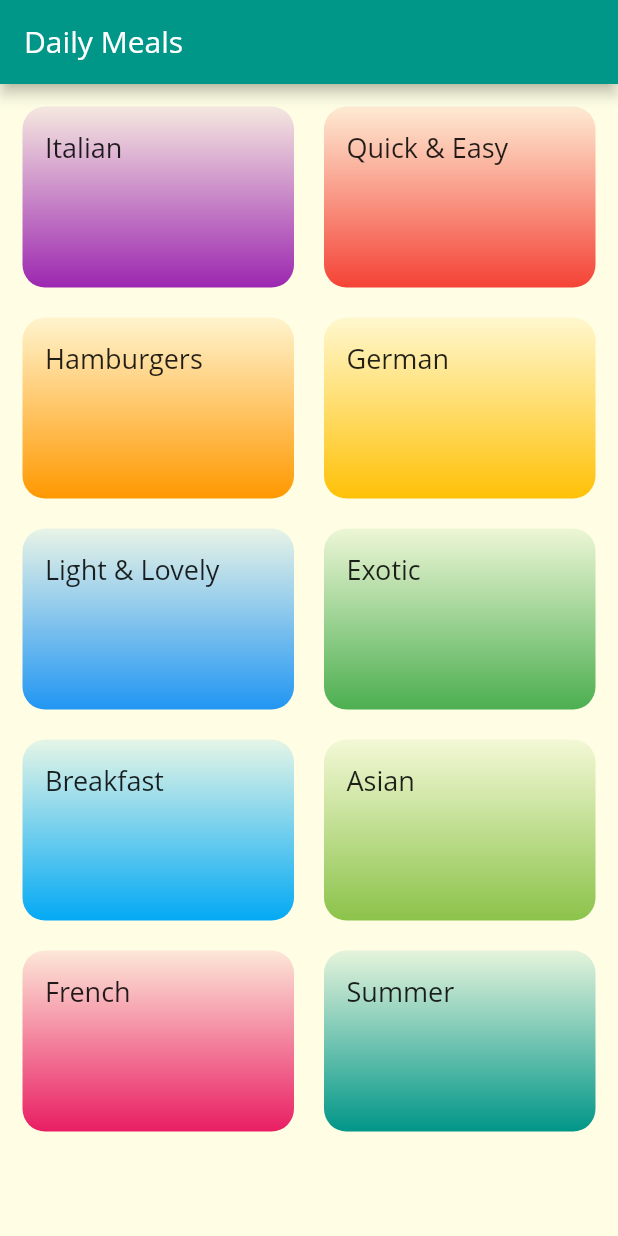
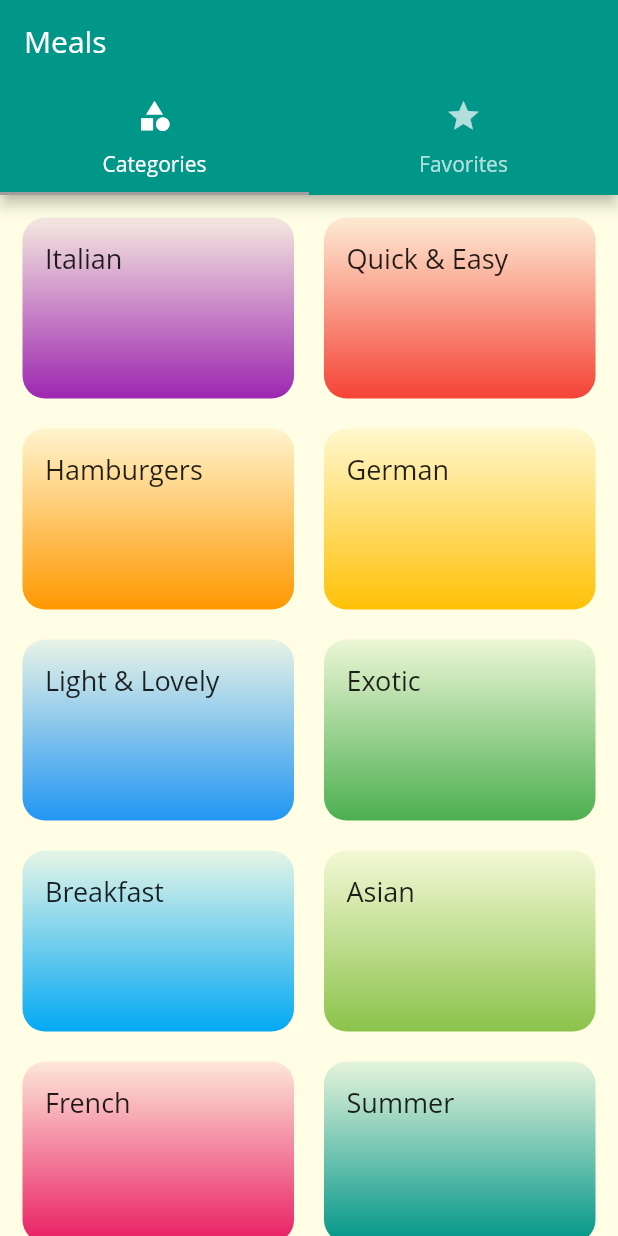
Before and after one commit to ShivamGoyal26/Meals-App, a Flutter app: the screen it shows after launch, on a phone screen of 412 x 824 dp. Run offline on Flutter 3.47's test engine with Material 2 defaults, Android fonts, the phone set to English and light mode, and no system bars.

Commit message:
16th commit

```diff
--- a/lib/main.dart
+++ b/lib/main.dart
@@ -1,5 +1,6 @@
 import 'package:flutter/material.dart';
 import 'package:meals_app/screens/meal_detail_screen.dart';
+import 'package:meals_app/screens/tabs_screen.dart';
 import './screens/categories_screen.dart';
 import './screens/Category_meals_screen.dart';
 
@@ -13,7 +14,7 @@ class MyApp extends StatelessWidget {
       title: 'Daily Meal',
       routes: {
         CategoryMealsScreen.routeName: (_) => CategoryMealsScreen(),
-        "/start": (_) => CategoriesScreen(),
+        "/start": (_) => TabsScreen(),
         MealDetailScreen.routeName: (_) => MealDetailScreen(),
       },
       onUnknownRoute: (settings) {
--- a/lib/screens/categories_screen.dart
+++ b/lib/screens/categories_screen.dart
@@ -6,20 +6,12 @@ import '../widgets/category_item.dart';
 class CategoriesScreen extends StatelessWidget {
   @override
   Widget build(BuildContext context) {
-    return Scaffold(
-      appBar: AppBar(
-        title: const Text(
-          "Daily Meals",
-        ),
-      ),
-      body: GridView(
+    return GridView(
       padding: const EdgeInsets.all(15),
       // key: UniqueKey(),
       children: DUMMY_CATEGORIES.map(
         (Category catData) {
-            return CategoryItem(
-              catData
-            );
+          return CategoryItem(catData);
         },
       ).toList(),
       gridDelegate: SliverGridDelegateWithMaxCrossAxisExtent(
@@ -30,7 +22,6 @@ class CategoriesScreen extends StatelessWidget {
         crossAxisSpacing: 20,
         mainAxisSpacing: 20,
       ),
-      ),
     );
   }
 }
--- a/lib/screens/tabs_screen.dart
+++ b/lib/screens/tabs_screen.dart
@@ -12,6 +12,7 @@ class _TabsScreenState extends State<TabsScreen> {
   Widget build(BuildContext context) {
     return DefaultTabController(
       length: 2,
+      initialIndex: 0,
       child: Scaffold(
         appBar: AppBar(
           title: Text("Meals"),
```
Lines whose indentation alone changed are shown as unchanged.
